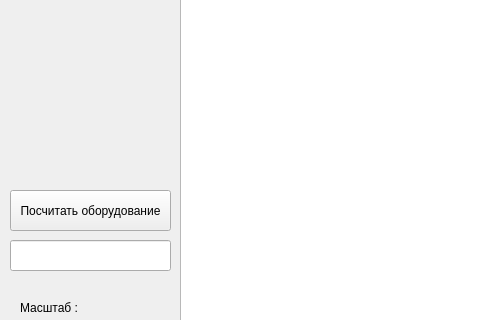
Above: ui_forms/mainwindow.ui from Ukihara/scheme_editor before the change; both pictures show x 0 to 480 and y 220 to 540 of the 1200 by 700 pixel window. Below: the same form after it.
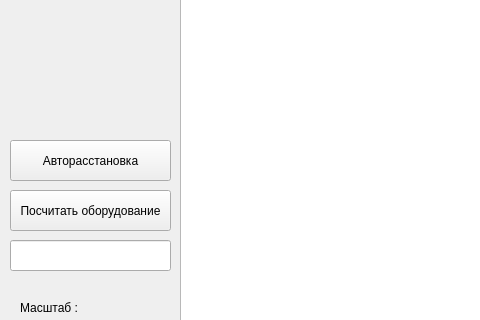
That is the form after the change.

Commit message: added new feature: autoplacement of items

What changed in the file:
```diff
--- a/ui_forms/mainwindow.ui
+++ b/ui_forms/mainwindow.ui
@@ -170,6 +170,19 @@
      <string>m</string>
     </property>
    </widget>
+   <widget class="QPushButton" name="autoplacement">
+    <property name="geometry">
+     <rect>
+      <x>10</x>
+      <y>360</y>
+      <width>161</width>
+      <height>41</height>
+     </rect>
+    </property>
+    <property name="text">
+     <string>Авторасстановка</string>
+    </property>
+   </widget>
   </widget>
   <widget class="QMenuBar" name="menubar">
    <property name="geometry">
```
Left out of the diff: 2 changed lines with no effect on the pictures. The commit also changes 2 other files.
